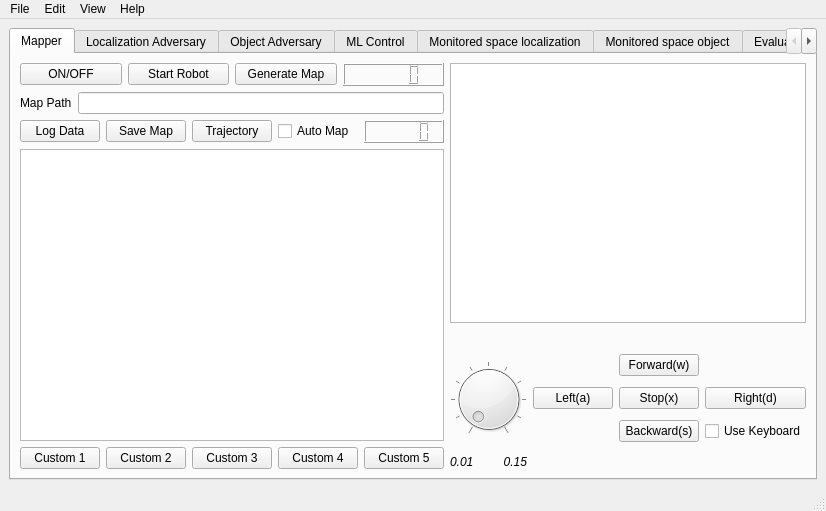
Qt form Mapper/form.ui (NachtaktiverHalbaffe/Robotino-Situational-Risk-Assessment) before a commit.
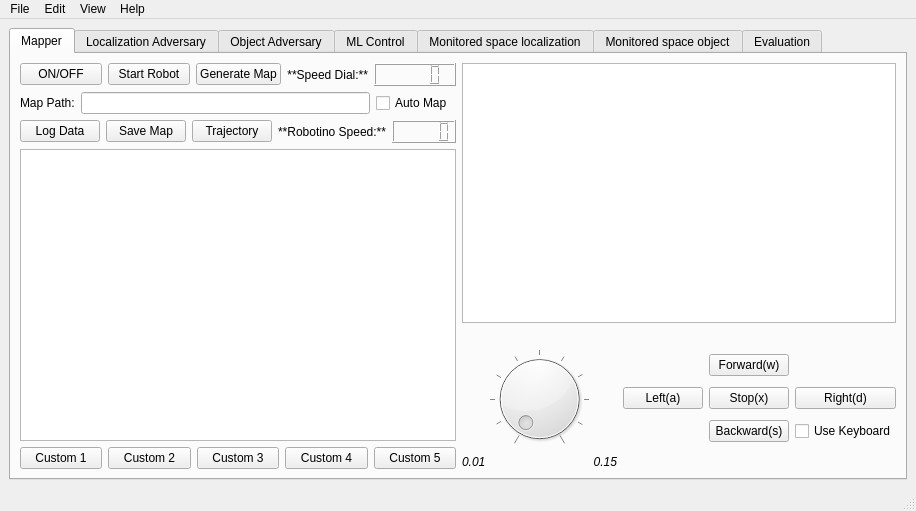
The same form after that commit. Icons and pictures are not drawn.

Patch:
```diff
--- a/Mapper/form.ui
+++ b/Mapper/form.ui
@@ -6,7 +6,7 @@
    <rect>
     <x>0</x>
     <y>0</y>
-    <width>826</width>
+    <width>916</width>
     <height>511</height>
    </rect>
   </property>
@@ -249,6 +249,19 @@
               </property>
              </widget>
             </item>
+            <item>
+             <widget class="QLabel" name="label">
+              <property name="text">
+               <string>**Speed Dial:**</string>
+              </property>
+              <property name="textFormat">
+               <enum>Qt::MarkdownText</enum>
+              </property>
+              <property name="alignment">
+               <set>Qt::AlignRight|Qt::AlignTrailing|Qt::AlignVCenter</set>
+              </property>
+             </widget>
+            </item>
             <item>
              <widget class="QLCDNumber" name="speed_lcd"/>
             </item>
@@ -259,13 +272,20 @@
             <item>
              <widget class="QLabel" name="Speed_2">
               <property name="text">
-               <string>Map Path</string>
+               <string>Map Path:</string>
               </property>
              </widget>
             </item>
             <item>
              <widget class="QLineEdit" name="path_to_map"/>
             </item>
+            <item>
+             <widget class="QCheckBox" name="Auto_map_chk">
+              <property name="text">
+               <string>Auto Map </string>
+              </property>
+             </widget>
+            </item>
            </layout>
           </item>
           <item>
@@ -292,9 +312,15 @@
              </widget>
             </item>
             <item>
-             <widget class="QCheckBox" name="Auto_map_chk">
+             <widget class="QLabel" name="label_2">
               <property name="text">
-               <string>Auto Map </string>
+               <string>**Robotino Speed:**</string>
+              </property>
+              <property name="textFormat">
+               <enum>Qt::MarkdownText</enum>
+              </property>
+              <property name="alignment">
+               <set>Qt::AlignRight|Qt::AlignTrailing|Qt::AlignVCenter</set>
               </property>
              </widget>
             </item>
@@ -601,7 +627,7 @@
     <rect>
      <x>0</x>
      <y>0</y>
-     <width>826</width>
+     <width>916</width>
      <height>25</height>
     </rect>
    </property>
```
Left out of the diff: 6 changed lines with no effect on the pictures.
